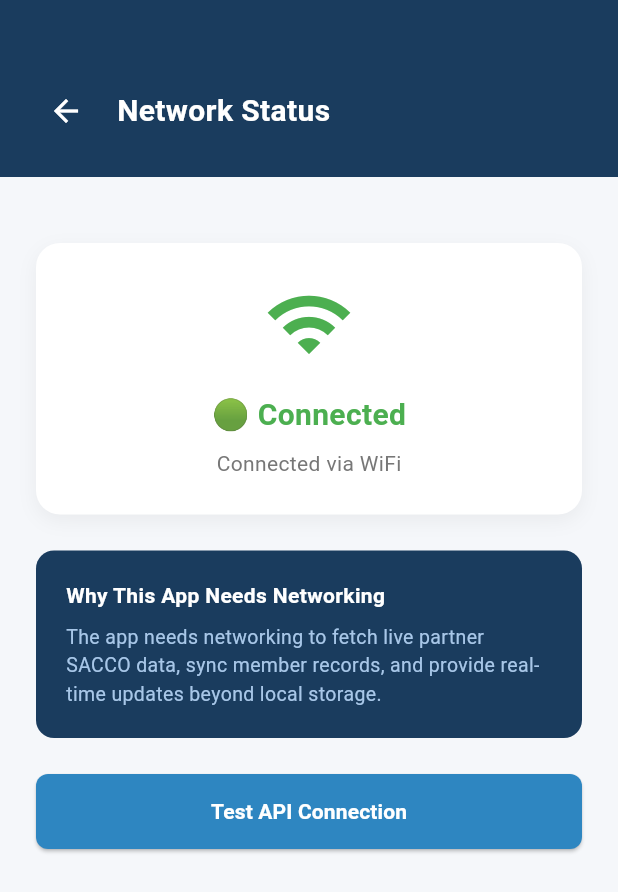
After one commit to meitayaverizon892-create/sacco-app, a Flutter app: the DashboardScreen screen opened directly, after a tap on "Network Status", on a phone screen of 412 x 824 dp. The commit adds this screen. Shown: the top 892 px of the screen. Run offline on Flutter 3.47's test engine with Material 3 defaults, Android fonts, the phone set to English and light mode, and no system bars; our stand-ins replace connectivity_plus, sqflite; accounts and stored records are empty.

Commit message:
Week 6: Network Status Screen + Report

```diff
--- a/lib/screens/dashboard_screen.dart
+++ b/lib/screens/dashboard_screen.dart
@@ -2,6 +2,7 @@ import 'package:flutter/material.dart';
 import 'members_screen.dart';
 import 'loan_screen.dart';
 import 'online_members_screen.dart';
+import 'network_status_screen.dart';
 
 class DashboardScreen extends StatelessWidget {
   const DashboardScreen({super.key});
@@ -307,6 +308,44 @@ class DashboardScreen extends StatelessWidget {
                       ),
                     ),
                   ),
+                  const SizedBox(height: 12),
+                  // Network Status Button
+                  SizedBox(
+                    width: double.infinity,
+                    height: 50,
+                    child: ElevatedButton(
+                      onPressed: () {
+                        Navigator.push(
+                          context,
+                          MaterialPageRoute(
+                            builder: (context) => const NetworkStatusScreen(),
+                          ),
+                        );
+                      },
+                      style: ElevatedButton.styleFrom(
+                        backgroundColor: const Color(0xFF2E86C1),
+                        shape: RoundedRectangleBorder(
+                          borderRadius: BorderRadius.circular(8),
+                        ),
+                      ),
+                      child: const Row(
+                        mainAxisAlignment: MainAxisAlignment.center,
+                        children: [
+                          Icon(Icons.network_check,
+                              color: Colors.white, size: 18),
+                          SizedBox(width: 8),
+                          Text(
+                            'Network Status',
+                            style: TextStyle(
+                              fontSize: 14,
+                              fontWeight: FontWeight.bold,
+                              color: Colors.white,
+                            ),
+                          ),
+                        ],
+                      ),
+                    ),
+                  ),
                   const SizedBox(height: 20),
                   // Recent Activity
                   const Text(
--- /dev/null
+++ b/lib/screens/network_status_screen.dart
@@ -0,0 +1,251 @@
+import 'package:flutter/material.dart';
+import 'package:connectivity_plus/connectivity_plus.dart';
+import '../services/api_service.dart';
+
+class NetworkStatusScreen extends StatefulWidget {
+  const NetworkStatusScreen({super.key});
+
+  @override
+  State<NetworkStatusScreen> createState() => _NetworkStatusScreenState();
+}
+
+class _NetworkStatusScreenState extends State<NetworkStatusScreen> {
+  ConnectivityResult _connectionStatus = ConnectivityResult.none;
+  String _apiTestResult = '';
+  bool _isTesting = false;
+
+  @override
+  void initState() {
+    super.initState();
+    _checkConnection();
+
+    // Listen for connection changes in real-time
+    Connectivity().onConnectivityChanged.listen((result) {
+      setState(() {
+        _connectionStatus = result;
+      });
+    });
+  }
+
+  Future<void> _checkConnection() async {
+    final result = await Connectivity().checkConnectivity();
+    setState(() {
+      _connectionStatus = result;
+    });
+  }
+
+  Future<void> _testApiConnection() async {
+    setState(() {
+      _isTesting = true;
+      _apiTestResult = '';
+    });
+
+    try {
+      final members = await ApiService.fetchOnlineMembers();
+      setState(() {
+        _apiTestResult =
+            '✅ Success! Retrieved ${members.length} records from API.';
+        _isTesting = false;
+      });
+    } catch (e) {
+      setState(() {
+        _apiTestResult = '❌ ${e.toString().replaceAll('Exception: ', '')}';
+        _isTesting = false;
+      });
+    }
+  }
+
+  bool get _isConnected => _connectionStatus != ConnectivityResult.none;
+
+  String get _connectionLabel {
+    switch (_connectionStatus) {
+      case ConnectivityResult.wifi:
+        return 'Connected via WiFi';
+      case ConnectivityResult.mobile:
+        return 'Connected via Mobile Data';
+      case ConnectivityResult.ethernet:
+        return 'Connected via Ethernet';
+      case ConnectivityResult.none:
+        return 'No Internet Connection';
+      default:
+        return 'Unknown';
+    }
+  }
+
+  @override
+  Widget build(BuildContext context) {
+    return Scaffold(
+      backgroundColor: const Color(0xFFF5F7FA),
+      body: Column(
+        children: [
+          // Header
+          Container(
+            width: double.infinity,
+            padding: const EdgeInsets.fromLTRB(20, 50, 20, 20),
+            color: const Color(0xFF1A3C5E),
+            child: Row(
+              children: [
+                IconButton(
+                  icon: const Icon(Icons.arrow_back, color: Colors.white),
+                  onPressed: () => Navigator.pop(context),
+                ),
+                const SizedBox(width: 10),
+                const Text(
+                  'Network Status',
+                  style: TextStyle(
+                    fontSize: 20,
+                    fontWeight: FontWeight.bold,
+                    color: Colors.white,
+                  ),
+                ),
+              ],
+            ),
+          ),
+          // Body
+          Expanded(
+            child: Padding(
+              padding: const EdgeInsets.all(24),
+              child: Column(
+                children: [
+                  const SizedBox(height: 20),
+                  // Connection Status Card
+                  Container(
+                    width: double.infinity,
+                    padding: const EdgeInsets.all(24),
+                    decoration: BoxDecoration(
+                      color: Colors.white,
+                      borderRadius: BorderRadius.circular(16),
+                      boxShadow: [
+                        BoxShadow(
+                          color: Colors.black.withOpacity(0.05),
+                          blurRadius: 10,
+                          offset: const Offset(0, 4),
+                        ),
+                      ],
+                    ),
+                    child: Column(
+                      children: [
+                        Icon(
+                          _isConnected ? Icons.wifi : Icons.wifi_off,
+                          size: 60,
+                          color: _isConnected ? Colors.green : Colors.red,
+                        ),
+                        const SizedBox(height: 16),
+                        Text(
+                          _isConnected
+                              ? '🟢 Connected'
+                              : '🔴 No Internet Connection',
+                          style: TextStyle(
+                            fontSize: 20,
+                            fontWeight: FontWeight.bold,
+                            color: _isConnected ? Colors.green : Colors.red,
+                          ),
+                        ),
+                        const SizedBox(height: 8),
+                        Text(
+                          _connectionLabel,
+                          style: const TextStyle(
+                            fontSize: 14,
+                            color: Color(0xFF777777),
+                          ),
+                        ),
+                      ],
+                    ),
+                  ),
+                  const SizedBox(height: 24),
+                  // Why Networking Section
+                  Container(
+                    width: double.infinity,
+                    padding: const EdgeInsets.all(20),
+                    decoration: BoxDecoration(
+                      color: const Color(0xFF1A3C5E),
+                      borderRadius: BorderRadius.circular(12),
+                    ),
+                    child: const Column(
+                      crossAxisAlignment: CrossAxisAlignment.start,
+                      children: [
+                        Text(
+                          'Why This App Needs Networking',
+                          style: TextStyle(
+                            fontSize: 14,
+                            fontWeight: FontWeight.bold,
+                            color: Colors.white,
+                          ),
+                        ),
+                        SizedBox(height: 8),
+                        Text(
+                          'The app needs networking to fetch live partner SACCO data, sync member records, and provide real-time updates beyond local storage.',
+                          style: TextStyle(
+                            fontSize: 13,
+                            color: Color(0xFFA8C7E8),
+                          ),
+                        ),
+                      ],
+                    ),
+                  ),
+                  const SizedBox(height: 24),
+                  // Test API Button
+                  SizedBox(
+                    width: double.infinity,
+                    height: 50,
+                    child: ElevatedButton(
+                      onPressed: _isTesting ? null : _testApiConnection,
+                      style: ElevatedButton.styleFrom(
+                        backgroundColor: const Color(0xFF2E86C1),
+                        shape: RoundedRectangleBorder(
+                          borderRadius: BorderRadius.circular(8),
+                        ),
+                      ),
+                      child: _isTesting
+                          ? const SizedBox(
+                              height: 20,
+                              width: 20,
+                              child: CircularProgressIndicator(
+                                color: Colors.white,
+                                strokeWidth: 2,
+                              ),
+                            )
+                          : const Text(
+                              'Test API Connection',
+                              style: TextStyle(
+                                fontSize: 14,
+                                fontWeight: FontWeight.bold,
+                                color: Colors.white,
+                              ),
+                            ),
+                    ),
+                  ),
+                  const SizedBox(height: 16),
+                  if (_apiTestResult.isNotEmpty)
+                    Container(
+                      width: double.infinity,
+                      padding: const EdgeInsets.all(16),
+                      decoration: BoxDecoration(
+                        color: Colors.white,
+                        borderRadius: BorderRadius.circular(12),
+                        border: Border.all(
+                          color: _apiTestResult.startsWith('✅')
+                              ? Colors.green
+                              : Colors.red,
+                        ),
+                      ),
+                      child: Text(
+                        _apiTestResult,
+                        textAlign: TextAlign.center,
+                        style: TextStyle(
+                          fontSize: 13,
+                          color: _apiTestResult.startsWith('✅')
+                              ? Colors.green
+                              : Colors.red,
+                        ),
+                      ),
+                    ),
+                ],
+              ),
+            ),
+          ),
+        ],
+      ),
+    );
+  }
+}
--- a/pubspec.yaml
+++ b/pubspec.yaml
@@ -38,6 +38,7 @@ dependencies:
   sqflite: ^2.3.0
   path: ^1.8.3
   http: ^1.2.0
+  connectivity_plus: ^5.0.2
 
 dev_dependencies:
   flutter_test:
```
Also changed, not shown: pubspec.lock, 4 other files.
